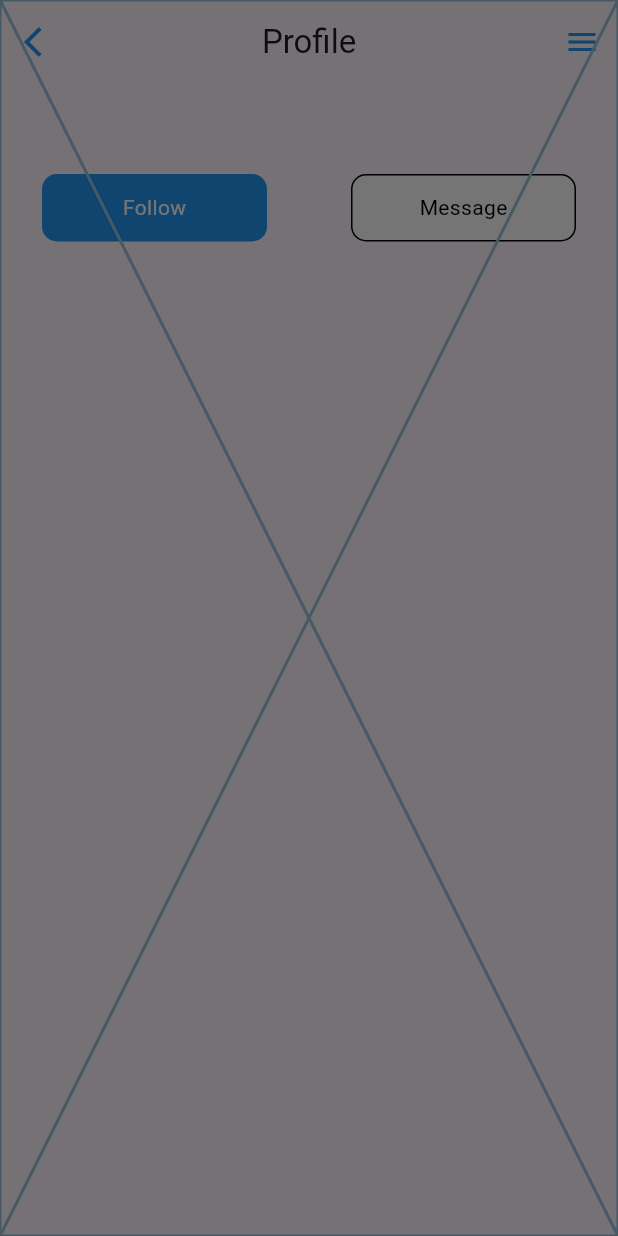
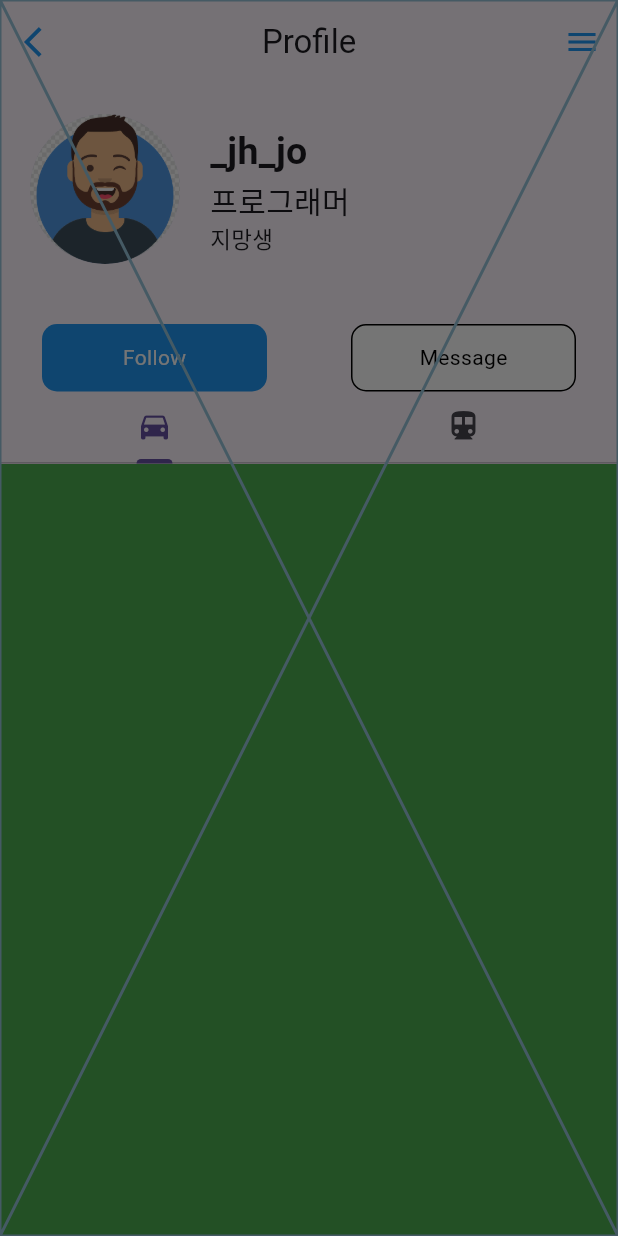
Before and after one commit to 9oj0e/flutter_profile, a Flutter app: the screen it shows after launch, after a tap on the "menu" icon, on a phone screen of 412 x 824 dp. Run offline on Flutter 3.47's test engine with Material 3 defaults, Android fonts, the phone set to English and light mode, and no system bars.

Commit message:
TabBar & TabBarView

```diff
--- a/lib/components/profile_header.dart
+++ b/lib/components/profile_header.dart
@@ -8,14 +8,40 @@ class ProfileHeader extends StatelessWidget {
     return Row(
       children: [
         SizedBox(width: 20),
-        _buildHeaderAvater(),
+        _buildHeaderAvatar(),
         SizedBox(width: 20),
         _buildHeaderProfile(),
       ],
     );
   }
 
-  SizedBox _buildHeaderProfile() => SizedBox(width: 20);
+  Widget _buildHeaderAvatar() {
+    return SizedBox(
+      width: 100,
+      height: 100,
+      child: CircleAvatar(
+        backgroundImage: AssetImage("assets/avatar.png"),
+      ),
+    );
+  }
 
-  SizedBox _buildHeaderAvater() => SizedBox(width: 20);
+  Widget _buildHeaderProfile() {
+    return Column(
+      crossAxisAlignment: CrossAxisAlignment.start,
+      children: [
+        Text(
+          "_jh_jo",
+          style: TextStyle(fontSize: 25, fontWeight: FontWeight.w700),
+        ),
+        Text(
+          "프로그래머",
+          style: TextStyle(fontSize: 20),
+        ),
+        Text(
+          "지망생",
+          style: TextStyle(fontSize: 15),
+        ),
+      ],
+    );
+  }
 }
--- a/lib/components/profile_tab.dart
+++ b/lib/components/profile_tab.dart
@@ -1,4 +1,5 @@
 import 'package:flutter/material.dart';
+import 'package:flutter/widgets.dart';
 
 // app이 실행되고 난 뒤 사용자 요청에 따라 동적으로 변경되는 Stateful한 widget이 필요.
 class ProfileTab extends StatefulWidget {
@@ -8,18 +9,43 @@ class ProfileTab extends StatefulWidget {
   State<ProfileTab> createState() => _ProfileTabState();
 }
 
-class _ProfileTabState extends State<ProfileTab> {
+class _ProfileTabState extends State<ProfileTab>
+    with SingleTickerProviderStateMixin {
+  TabController? _tabController;
+
+  @override
+  void initState() {
+    super.initState();
+    _tabController = new TabController(length: 2, vsync: this);
+  }
+
   @override
   Widget build(BuildContext context) {
     return Column(
       children: [
         _buildTabBar(),
-        _buildTabBarView(),
+        Expanded(child: _buildTabBarView()),
       ],
     );
   }
 
-  SizedBox _buildTabBar() => SizedBox();
+  Widget _buildTabBar() {
+    return TabBar(
+      controller: _tabController,
+      tabs: [
+        Tab(icon: Icon(Icons.directions_car)),
+        Tab(icon: Icon(Icons.directions_transit)),
+      ],
+    );
+  }
 
-  SizedBox _buildTabBarView() => SizedBox();
+  Widget _buildTabBarView() {
+    return TabBarView(
+      controller: _tabController,
+      children: [
+        Container(color: Colors.green),
+        Container(color: Colors.red),
+      ],
+    );
+  }
 }
```
